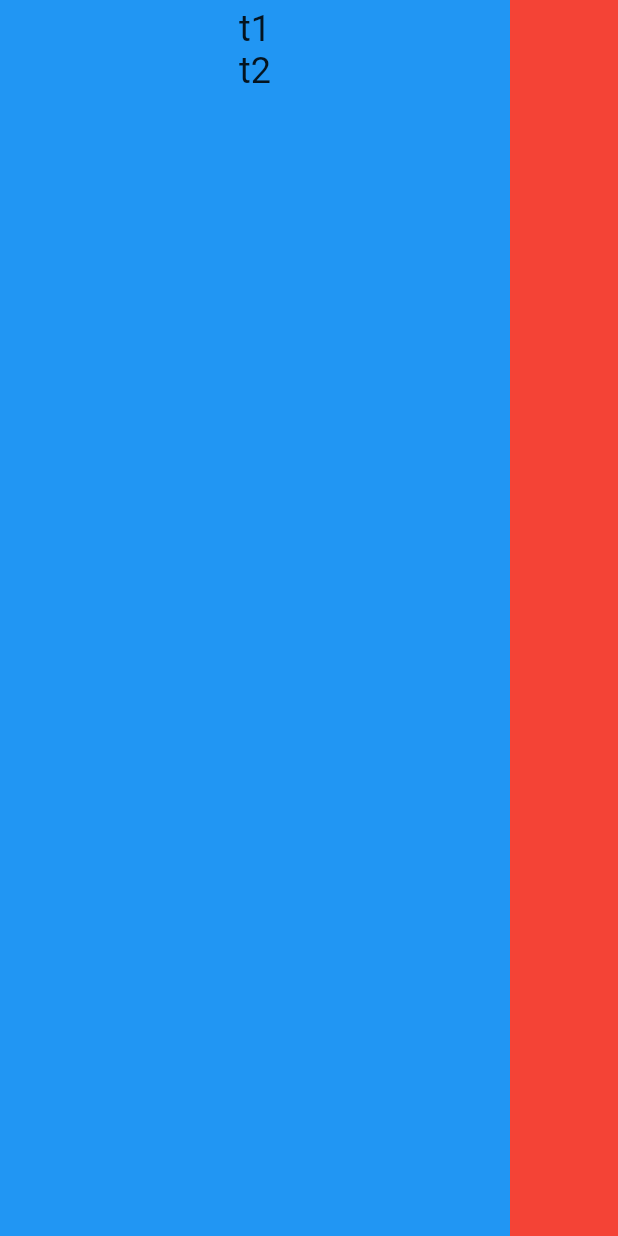
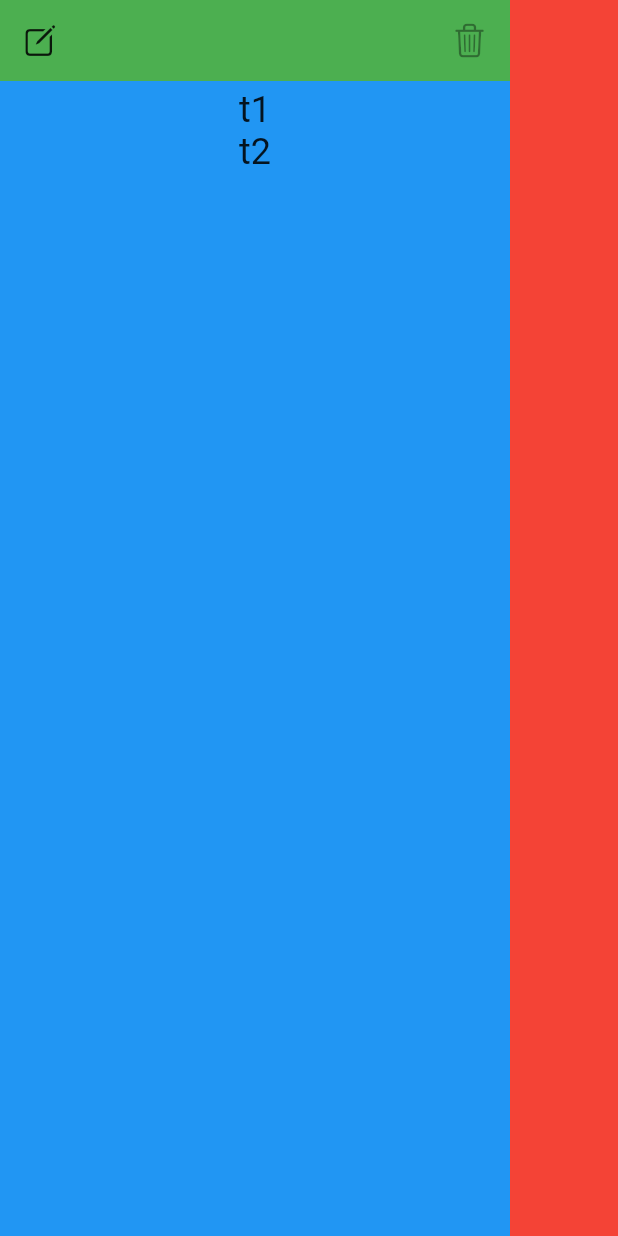
Before and after one commit to helagro/private_notes, a Flutter app: the screen it shows after launch, on a phone screen of 412 x 824 dp. Run offline on Flutter 3.47's test engine with Material 2 defaults, Android fonts, the phone set to English and light mode, and no system bars.

Commit message:
almost possible to create new notes

```diff
--- a/lib/screens/editor.dart
+++ b/lib/screens/editor.dart
@@ -1,6 +1,7 @@
 import 'package:flutter/material.dart';
 import 'package:private_notes/widgets/editor.dart';
 import 'package:private_notes/widgets/note_list.dart';
+import 'package:private_notes/widgets/note_list_options.dart';
 
 class EditorScreen extends StatefulWidget {
   const EditorScreen({Key? key}) : super(key: key);
@@ -18,7 +19,7 @@ class _EditorScreenState extends State<EditorScreen> {
         children: [
           ConstrainedBox(
               constraints: const BoxConstraints(maxWidth: 340),
-              child: Column(children: const [NoteList()])),
+              child: Column(children: const [NoteListOptions(), NoteList()])),
           const EditorWidget()
         ],
       ),
--- a/lib/widgets/icon_button_main.dart
+++ b/lib/widgets/icon_button_main.dart
@@ -1,10 +1,13 @@
 import 'package:flutter/material.dart';
 
 class IconButtonMain extends StatelessWidget {
-  const IconButtonMain({Key? key}) : super(key: key);
+  const IconButtonMain({Key? key, required this.iconData, this.onPressed}) : super(key: key);
+
+  final IconData iconData;
+  final void Function()? onPressed;
 
   @override
   Widget build(BuildContext context) {
-    return IconButton(onPressed: () {}, icon: const Icon(Icons.note_add));
+    return IconButton(onPressed: onPressed, icon: Icon(iconData));
   }
 }
--- a/lib/widgets/note_list.dart
+++ b/lib/widgets/note_list.dart
@@ -22,11 +22,11 @@ class _NoteListState extends State<NoteList> {
           itemBuilder: (context, i) {
             return Center(
                 child: Text(
-              NoteHandler().notes[i].title,
+              NoteHandler.getInstance().notes[i].title,
               style: const TextStyle(fontSize: 24),
             ));
           },
-          itemCount: NoteHandler().notes.length,
+          itemCount: NoteHandler.getInstance().notes.length,
         ),
       ),
     ));
--- a/lib/widgets/note_list_options.dart
+++ b/lib/widgets/note_list_options.dart
@@ -1,4 +1,8 @@
 import 'package:flutter/material.dart';
+import 'package:private_notes/data_types/note.dart';
+import 'package:private_notes/logic/note_handler.dart';
+import 'package:private_notes/widgets/icon_button_main.dart';
+import 'package:flutter/cupertino.dart';
 
 class NoteListOptions extends StatefulWidget {
   const NoteListOptions({Key? key}) : super(key: key);
@@ -10,15 +14,23 @@ class NoteListOptions extends StatefulWidget {
 class _NoteListOptionsState extends State<NoteListOptions> {
   @override
   Widget build(BuildContext context) {
-    return Expanded(
-        child: SizedBox.expand(
-          child: Container(
-            padding: const EdgeInsets.all(30),
-            color: Colors.red,
-              child: Row(children: const [
+    return Container(
+      padding: const EdgeInsets.all(3),
+      color: Colors.green,
+      child: Row(children: [
+        IconButtonMain(
+          iconData: CupertinoIcons.create,
+          onPressed: addNote,
+        ),
+        const Spacer(),
+        IconButtonMain(iconData: CupertinoIcons.trash)
+      ]),
+    );
+  }
 
-              ]),
-            ),
-        ));
+  void addNote() {
+    setState(() {
+      NoteHandler.getInstance().notes.add(Note("tx", "cx"));
+    });
   }
 }
```
Also changed, not shown: 1 other file.
